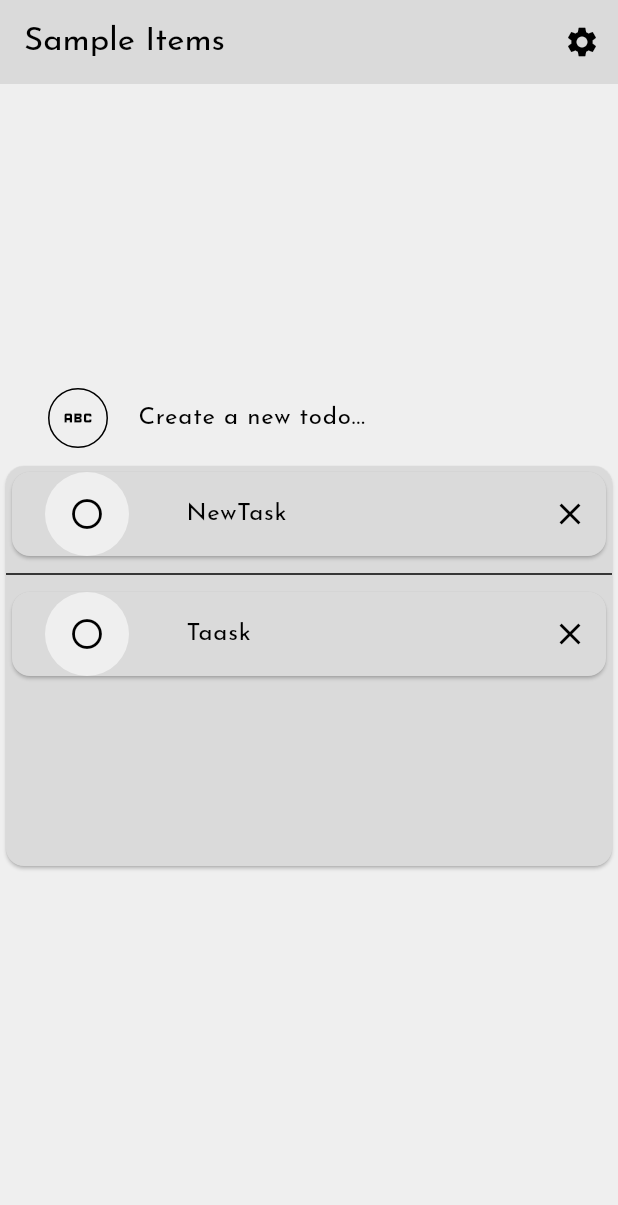
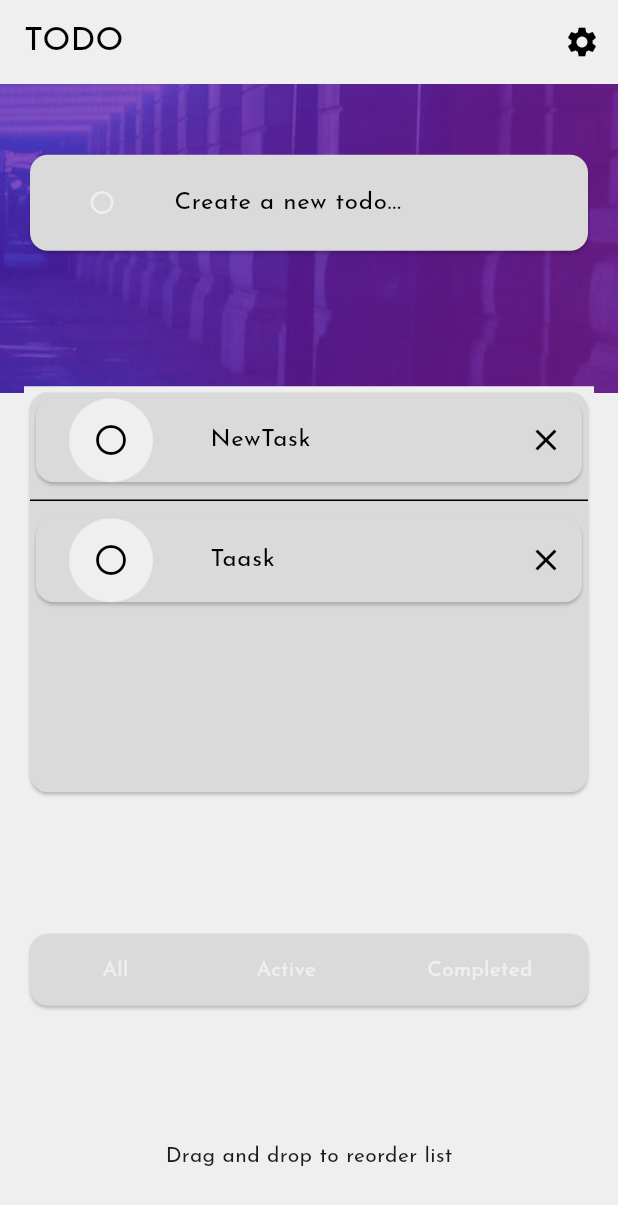
Before and after one commit to Isa-30a/what_todo, a Flutter app: the screen it shows after launch, on a phone screen of 412 x 824 dp. Shown: the top 1205 px of the screen. Run offline on Flutter 3.47's test engine with Material 3 defaults, Android fonts, the light colour scheme and no system bars; our stand-ins replace google_fonts, sqflite; accounts and stored records are empty; generated files the repository leaves out were written again.

Commit message:
✨ feat: enhance AddTodoScreen layout with background image and improved input card

```diff
--- a/lib/ui/add_task/widgets/new_todo_screen.dart
+++ b/lib/ui/add_task/widgets/new_todo_screen.dart
@@ -1,4 +1,5 @@
 import 'package:flutter/material.dart';
+import 'package:what_todo/config/assets.dart';
 import 'package:what_todo/config/settings/settings_view.dart';
 import 'package:what_todo/src/sample_feature/tasks_list_view.dart';
 
@@ -8,9 +9,12 @@ class AddTodoScreen extends StatelessWidget {
 
   @override
   Widget build(BuildContext context) {
+    final controller = TextEditingController();
+
     return Scaffold(
       appBar: AppBar(
-        title: const Text('Sample Items'),
+        backgroundColor: Colors.transparent,
+        title: const Text('TODO'),
         actions: [
           IconButton(
             icon: const Icon(Icons.settings),
@@ -23,42 +27,67 @@ class AddTodoScreen extends StatelessWidget {
           ),
         ],
       ),
-      body: Center(
-        child: SingleChildScrollView(
+      body: Stack(
+        children: [
+          Container(
+            height: MediaQuery.sizeOf(context).height / 4,
+            decoration: BoxDecoration(
+              image: DecorationImage(
+                image: AssetImage(Assets.bgDesktopDark),
+                fit: BoxFit.cover,
+              ),
+            ),
+          ),
+          Padding(
+            padding: const EdgeInsets.symmetric(horizontal: 16),
             child: Column(
               mainAxisAlignment: MainAxisAlignment.spaceAround,
-            mainAxisSize: MainAxisSize.min,
               children: [
                 // widget Crear nuevo task
-              Padding(
-                padding: EdgeInsets.symmetric(horizontal: 12),
+                Card(
                   child: ListTile(
-                  leading: IconButton.outlined(
-                      onPressed: () {}, icon: Icon(Icons.abc)),
-                  title: Text('Create a new todo...'),
+                    leading: TextButton(
+                      onPressed: () {},
+                      child: Icon(Icons.circle_outlined),
+                    ),
+                    title: TextField(
+                      decoration: InputDecoration(
+                        border: InputBorder.none,
+                        hintText: 'Create a new todo...',
+                      ),
+                      textAlign: TextAlign.left,
+                      maxLines: 1,
+                      controller: controller,
+                      onSubmitted: (String value) {},
+                    ),
                   ),
                 ),
 
                 //lista de widgets
-              Container(
-                color: Colors.red,
+
+                SizedBox(
                   height: MediaQuery.sizeOf(context).height / 3,
                   child: TasksListView(),
-              )
+                ),
                 //filterWidgets
-              ,
+
                 //coment Drag and drop
-              Row(
+
+                Card(
+                  child: Row(
                     mainAxisAlignment: MainAxisAlignment.spaceAround,
                     children: [
                       TextButton(onPressed: () {}, child: Text('All')),
                       TextButton(onPressed: () {}, child: Text('Active')),
                       TextButton(onPressed: () {}, child: Text('Completed'))
                     ],
-              )
+                  ),
+                ),
+                Text('Drag and drop to reorder list')
               ],
             ),
           ),
+        ],
       ),
     );
   }
```
Lines whose indentation alone changed are shown as unchanged.
